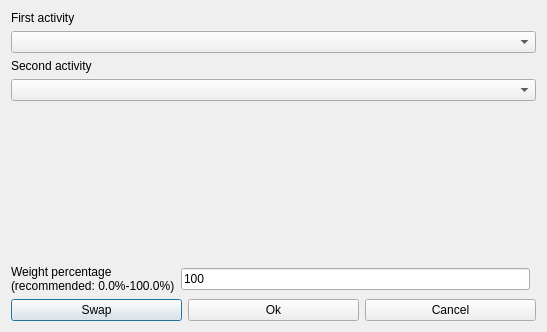
Before: the Qt Designer form fet/src/interface/modifyconstrainttwoactivitiesconsecutiveform_template.ui in vonmecheln/fet, drawn with Qt 5.
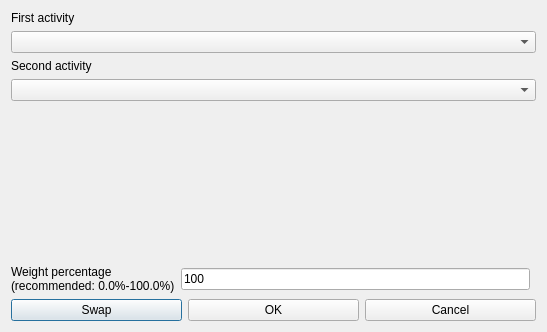
After: the same form once the commit is applied.

Patch:
```diff
--- a/fet/src/interface/modifyconstrainttwoactivitiesconsecutiveform_template.ui
+++ b/fet/src/interface/modifyconstrainttwoactivitiesconsecutiveform_template.ui
@@ -26,7 +26,7 @@
      <item>
       <widget class="QPushButton" name="okPushButton">
        <property name="text">
-        <string>Ok</string>
+        <string>OK</string>
        </property>
       </widget>
      </item>
```
